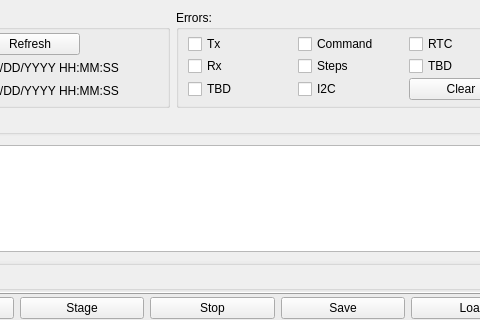
Above: mainwindow.ui from spletcher1/PythonOptorigController before the change; both pictures show x 271 to 751 and y 0 to 320 of the 943 by 860 pixel window. Below: the same form after it.
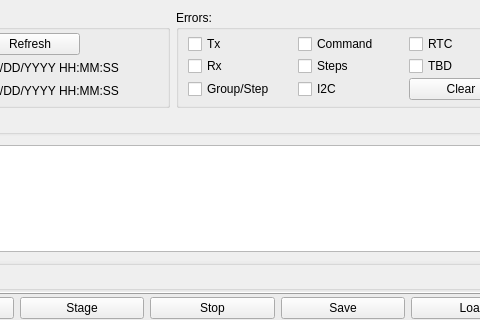
That is the form after the change.

Commit message: Updated errors and windows builds

Patch:
```diff
--- a/mainwindow.ui
+++ b/mainwindow.ui
@@ -300,7 +300,7 @@
           <item row="2" column="0">
            <widget class="QCheckBox" name="Error3CheckBox">
             <property name="text">
-             <string>TBD</string>
+             <string>Group/Step</string>
             </property>
             <property name="checkable">
              <bool>false</bool>
```
The commit also changes 4 other files.
